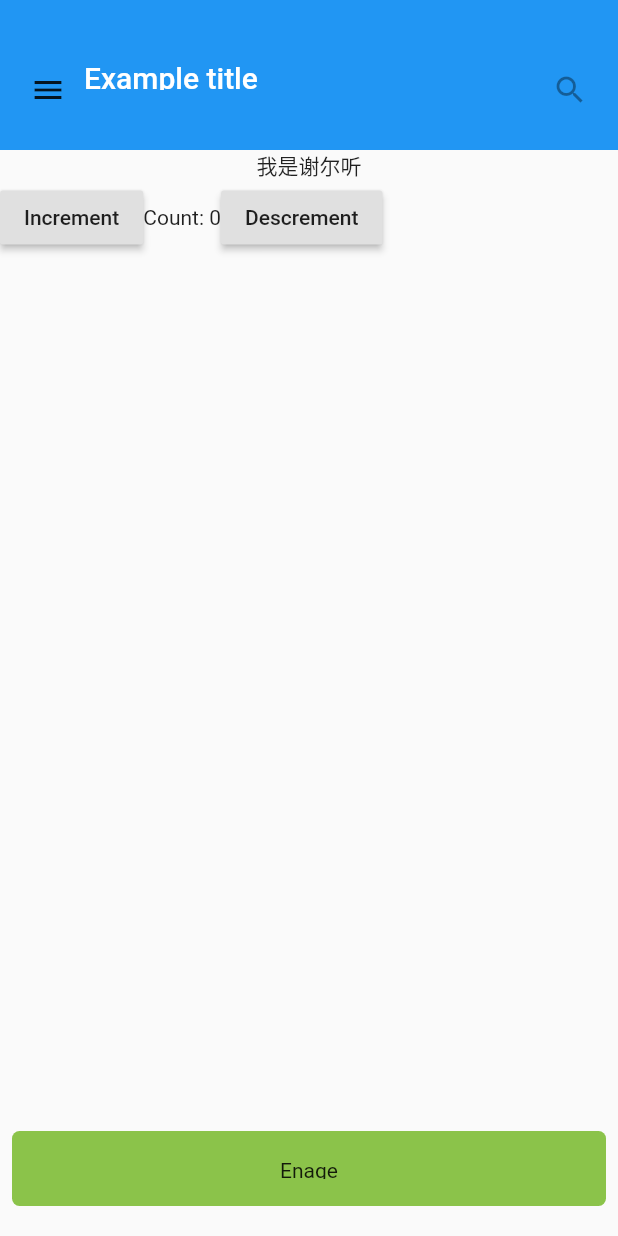
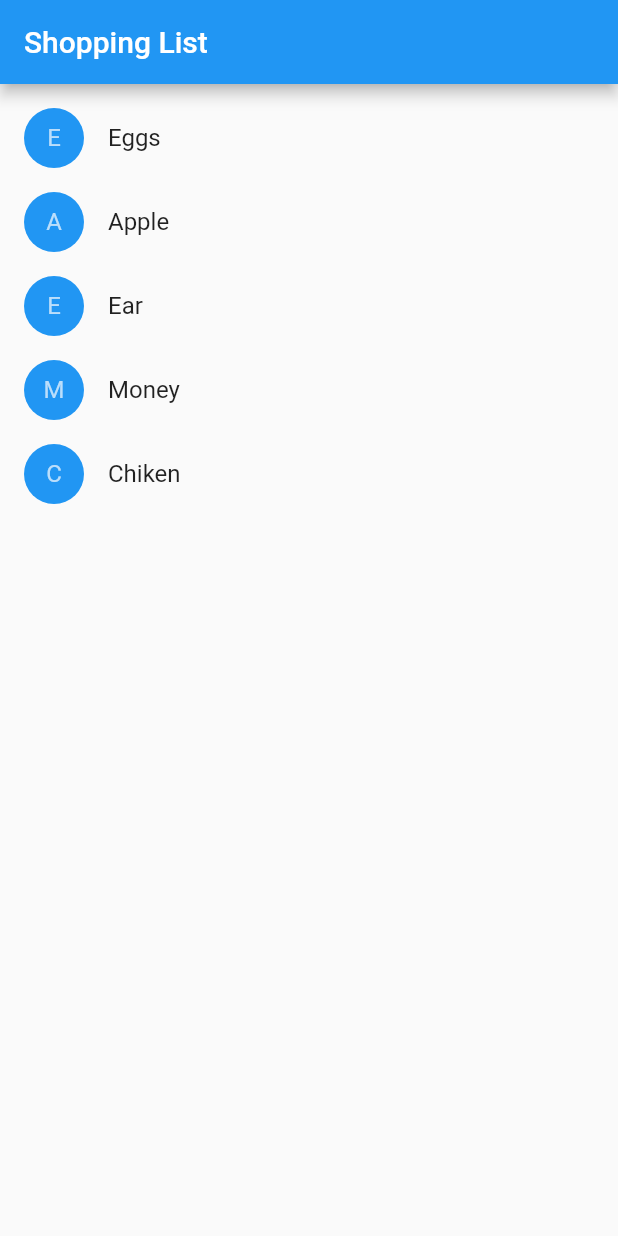
Before and after one commit to icx-front/flutter_demo_learn, a Flutter app: the screen it shows after launch, on a phone screen of 412 x 824 dp. Run offline on Flutter 3.47's test engine with Material 2 defaults, Android fonts, the phone set to English and light mode, and no system bars.

Commit message:
put all togther

```diff
--- /dev/null
+++ b/lib/Product.dart
@@ -0,0 +1,4 @@
+class Product {
+  const Product({this.name});
+  final String name;
+}
--- /dev/null
+++ b/lib/ProductListItem.dart
@@ -0,0 +1,45 @@
+import 'package:flutter/material.dart';
+import 'Product.dart';
+
+typedef void CartChangeCallback(Product product, bool inCart);
+
+class ShoppingListItem extends StatelessWidget {
+  ShoppingListItem({Product product, this.inCart, this.onCartChanged})
+      : product = product,
+        super(key: ObjectKey(product));
+
+  final Product product;
+  final bool inCart;
+  final CartChangeCallback onCartChanged;
+
+  Color _getColor(BuildContext context) {
+    return inCart ? Colors.black54 : Theme.of(context).primaryColor;
+  }
+
+  TextStyle _getTextStyle(BuildContext context) {
+    if (!inCart) return null;
+
+    return TextStyle(
+      color: Colors.black54,
+      decoration: TextDecoration.lineThrough,
+    );
+  }
+
+  @override
+  Widget build(BuildContext context) {
+    // TODO: implement build
+    return ListTile(
+      onTap: () {
+        onCartChanged(product, !inCart);
+      },
+      leading: CircleAvatar(
+        backgroundColor: _getColor(context),
+        child: Text(product.name[0]),
+      ),
+      title: Text(
+        product.name,
+        style: _getTextStyle(context),
+      ),
+    );
+  }
+}
--- a/lib/main.dart
+++ b/lib/main.dart
@@ -1,5 +1,7 @@
 import 'package:flutter/material.dart';
+import 'Product.dart';
 import 'Counter.dart';
+import 'productList.dart';
 
 class MyAppBar extends StatelessWidget {
   MyAppBar({this.title});
@@ -57,6 +59,14 @@ class MyScaffold extends StatelessWidget {
               children: <Widget>[
                 Text('我是谢尔听'),
                 Counter(),
+                ShoppingList(
+                  products: <Product>[
+                    Product(name: 'Eggs'),
+                    Product(name: 'Flour'),
+                    Product(name: 'Apple'),
+                    Product(name: 'Airpods'),
+                  ],
+                )
               ],
             ),
           ),
@@ -92,5 +102,15 @@ class MyButton extends StatelessWidget {
 }
 
 void main() {
-  runApp(MaterialApp(title: 'My app', home: MyScaffold()));
+  runApp(MaterialApp(
+      title: 'Shopping App',
+      home: ShoppingList(
+        products: <Product>[
+          Product(name: 'Eggs'),
+          Product(name: 'Apple'),
+          Product(name: 'Ear'),
+          Product(name: 'Money'),
+          Product(name: 'Chiken'),
+        ],
+      )));
 }
--- /dev/null
+++ b/lib/productList.dart
@@ -0,0 +1,45 @@
+import 'package:flutter/material.dart';
+import 'Product.dart';
+import './ProductListItem.dart';
+
+class ShoppingList extends StatefulWidget {
+  ShoppingList({Key key, this.products}) : super(key: key);
+
+  final List<Product> products;
+
+  @override
+  _ShoppingListState createState() => _ShoppingListState();
+}
+
+class _ShoppingListState extends State<ShoppingList> {
+  Set<Product> _shoppingCart = Set<Product>();
+
+  void _handleCartChanged(Product product, bool inCart) {
+    setState(() {
+      if (inCart)
+        _shoppingCart.add(product);
+      else
+        _shoppingCart.remove(product);
+    });
+  }
+
+  @override
+  Widget build(BuildContext context) {
+    // TODO: implement build
+    return Scaffold(
+      appBar: AppBar(
+        title: Text('Shopping List'),
+      ),
+      body: ListView(
+        padding: EdgeInsets.symmetric(vertical: 8.0),
+        children: widget.products.map((Product product) {
+          return ShoppingListItem(
+            product: product,
+            inCart: _shoppingCart.contains(product),
+            onCartChanged: _handleCartChanged,
+          );
+        }).toList(),
+      ),
+    );
+  }
+}
```
Also changed, not shown: lib/Counter.dart (+31 -7 lines), lib/Search.dart (added).
